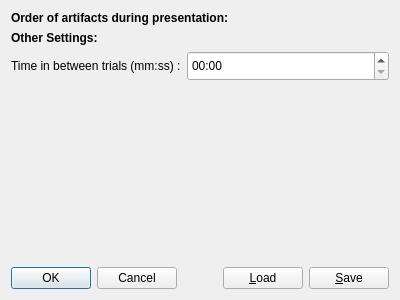
Above: UIDesignerFiles/artifactOrder.ui from angelogro/scp_artifactreject before the change. Below: the same form after it.
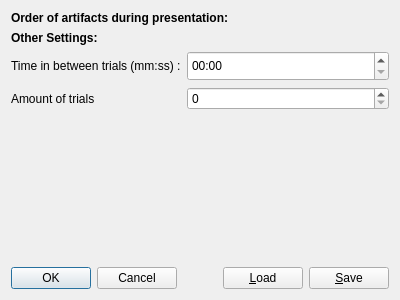
That is the form after the change.

Patch:
```diff
--- a/UIDesignerFiles/artifactOrder.ui
+++ b/UIDesignerFiles/artifactOrder.ui
@@ -98,6 +98,16 @@
        </property>
       </widget>
      </item>
+     <item row="1" column="0">
+      <widget class="QLabel" name="lblAmountTrials">
+       <property name="text">
+        <string>Amount of trials</string>
+       </property>
+      </widget>
+     </item>
+     <item row="1" column="1">
+      <widget class="QSpinBox" name="sbAmountTrials"/>
+     </item>
     </layout>
    </item>
    <item>
```
